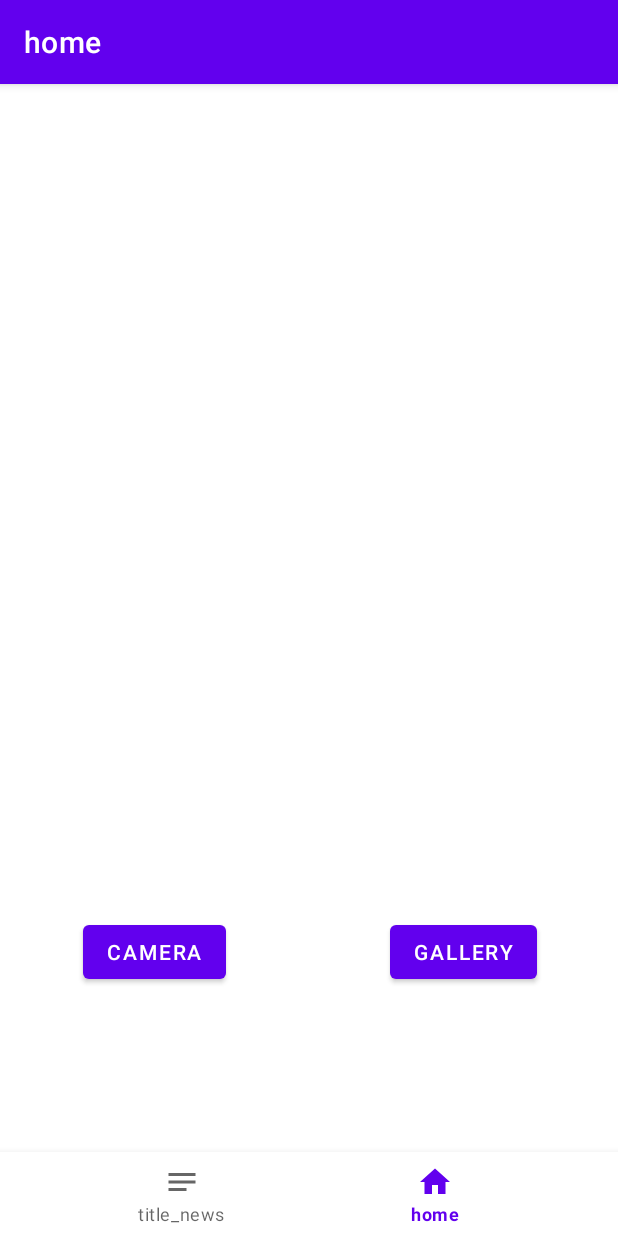
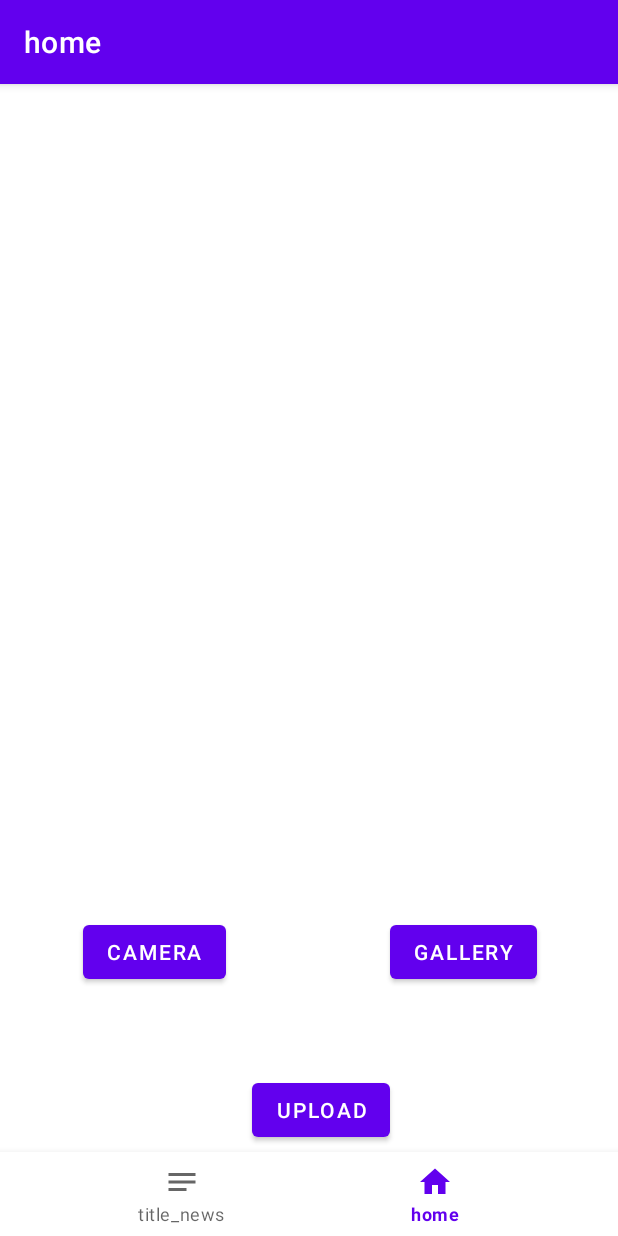
Before and after one commit to ariefdarmawant/MeSkin-B21-CAP0205, an Android app: the screen it shows after launch (MainActivity), on a phone screen of 412 x 824 dp. Run offline under Robolectric (Android 15) with nearby library versions, the light colour scheme and no system bars; our stand-ins replace Firebase (no records; nobody signed in at launch, a user with empty details on screens opened directly), navigation-ui; pictures from the network do not load.

Commit message:
uploadfotodarikamera

```diff
--- a/AndroidCapstoneProject/app/src/main/res/layout/fragment_home.xml
+++ b/AndroidCapstoneProject/app/src/main/res/layout/fragment_home.xml
@@ -47,4 +47,14 @@
         app:layout_constraintEnd_toEndOf="parent"
         app:layout_constraintStart_toStartOf="@+id/guideline3"
         app:layout_constraintTop_toTopOf="@+id/guideline2" />
+
+    <Button
+        android:id="@+id/btnUpload"
+        android:layout_width="wrap_content"
+        android:layout_height="wrap_content"
+        android:layout_marginTop="204dp"
+        android:layout_marginEnd="152dp"
+        android:text="Upload"
+        app:layout_constraintEnd_toEndOf="parent"
+        app:layout_constraintTop_toBottomOf="@+id/imageView" />
 </androidx.constraintlayout.widget.ConstraintLayout>
```
Also changed, not shown: AndroidCapstoneProject/app/src/main/java/com/dicoding/android_capstoneproject/ui/home/HomeFragment.kt (+30 -1 lines).
